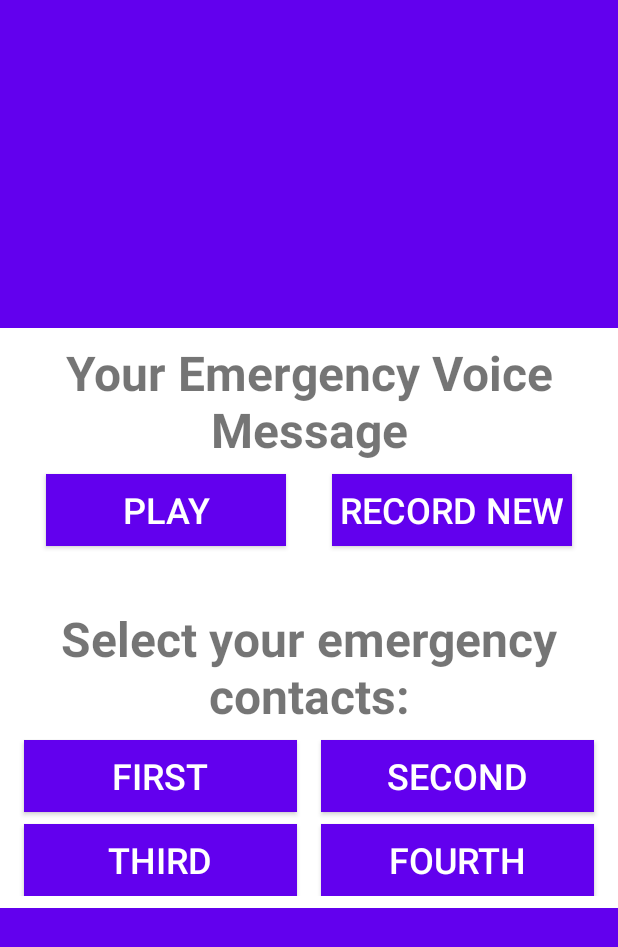
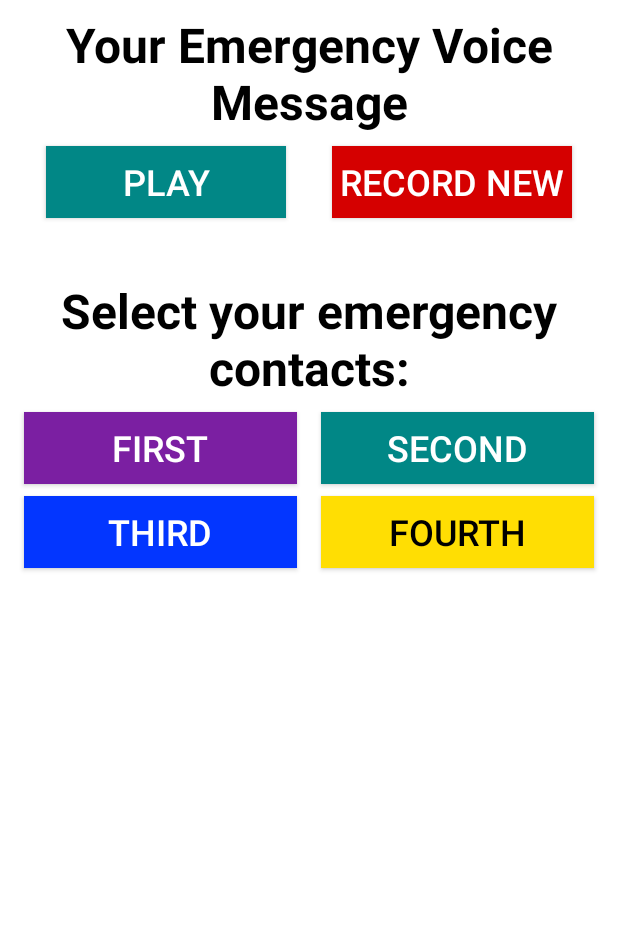
Before and after one commit to msahil432/click_away, an Android app: the layout fragment_contact_details.xml on its own in the app's theme, with its tools: preview values and no code run, on a phone screen of 412 x 824 dp. Shown: the top 947 px of the screen. Run offline under Robolectric (Android 15) with nearby library versions, the phone set to English and light mode, and no system bars.

Commit message:
Some house cleaning and theme-ing

```diff
--- a/app/build.gradle
+++ b/app/build.gradle
@@ -6,8 +6,8 @@ android {
         applicationId "msahil432.click_away"
         minSdkVersion 17
         targetSdkVersion 27
-        versionCode 12
-        versionName "0.2.2"
+        versionCode 20
+        versionName "0.3.0"
         vectorDrawables.useSupportLibrary = true
     }
     buildTypes {
--- a/app/src/main/AndroidManifest.xml
+++ b/app/src/main/AndroidManifest.xml
@@ -13,9 +13,6 @@
     <uses-permission android:name="android.permission.INTERNET" />
     <uses-permission android:name="android.permission.READ_EXTERNAL_STORAGE" />
     <uses-permission android:name="android.permission.WRITE_EXTERNAL_STORAGE" />
-    <uses-permission
-        android:name="android.permission.WRITE_SETTINGS"
-        tools:ignore="ProtectedPermissions" />
 
     <application
         android:name=".extras.MyApplication"
@@ -50,7 +47,7 @@
         <service
             android:name=".connections.MyGPSLocService"
             android:exported="true"
-            android:process=".my_gps_loc_service" />
+            android:process="msahil432.click_away.gps_service" />
         <activity
             android:name=".settingsActivity.SettingsActivity"
             android:theme="@style/Theme.AppCompat.Light.DarkActionBar" />
--- a/app/src/main/java/msahil432/click_away/SplashActivity.java
+++ b/app/src/main/java/msahil432/click_away/SplashActivity.java
@@ -25,8 +25,8 @@ public class SplashActivity extends AppCompatActivity {
 
     @Override
     public void onCreate(Bundle savedInstanceState) {
+        Thread.currentThread().setUncaughtExceptionHandler(new MyExceptionHandler(this));
         super.onCreate(savedInstanceState);
-        Thread.setDefaultUncaughtExceptionHandler(new MyExceptionHandler(this));
         requestWindowFeature(Window.FEATURE_NO_TITLE);
         setContentView(R.layout.activity_splash);
         startService(new Intent(this, MyGPSLocService.class));
--- a/app/src/main/java/msahil432/click_away/connections/MyGPSLocService.java
+++ b/app/src/main/java/msahil432/click_away/connections/MyGPSLocService.java
@@ -89,18 +89,18 @@ public class MyGPSLocService extends Service {
     }
 
     private void sendLocation(Location location){
-        Report(TAG, "new location received");
         LocationData locData = new LocationData(
                 location.getLatitude(),
                 location.getLongitude(),
                 location.getAltitude());
-        EventBus.getDefault().post(locData);
         MyApplication.LastLocation lastLocation =
                 MyApplication.getLastLocation(getApplicationContext());
         if (lastLocation.getLastLocatino().equals(locData)) {
-            Report(TAG, "new location received, but it is same as last one");
+            Report(TAG, "a location update received, but it is same as last one");
             return;
         }
+        Report(TAG, "new location received");
+        EventBus.getDefault().post(locData);
         lastLocation.setLastLocation(locData);
         (new FetchAndSaveWorker(locData)).doWork(getApplicationContext());
     }
--- a/app/src/main/java/msahil432/click_away/extras/MyApplication.java
+++ b/app/src/main/java/msahil432/click_away/extras/MyApplication.java
@@ -21,7 +21,7 @@ import msahil432.click_away.connections.MyGPSLocService;
 
 public class MyApplication extends Application {
 
-    public static boolean DEBUG_ON = false;
+    public static boolean DEBUG_ON = true;
     public static void Report(String location, String description, Throwable... t){
         if(!DEBUG_ON)   return;
         Log.e("TAG", location+": "+description);
--- a/app/src/main/java/msahil432/click_away/intro/fragments/WelcomeAndTcFragment.java
+++ b/app/src/main/java/msahil432/click_away/intro/fragments/WelcomeAndTcFragment.java
@@ -27,7 +27,7 @@ public class WelcomeAndTcFragment extends Fragment {
 
     @OnClick(R.id.privacy_policy_btn)
     public void showPrivacyPolicy(){
-        Uri uri = Uri.parse(getString(R.string.privacy_policy));
+        Uri uri = Uri.parse("https://api.msahil432.com/privacy-policy/clickaway");
         Intent intent = new Intent(Intent.ACTION_VIEW);
         intent.setData(uri);
         startActivity(intent);
--- a/app/src/main/java/msahil432/click_away/mainActivity/MainActivity.java
+++ b/app/src/main/java/msahil432/click_away/mainActivity/MainActivity.java
@@ -46,8 +46,8 @@ public class MainActivity extends AppCompatActivity {
 
     @Override
     protected void onCreate(Bundle savedInstanceState) {
+        Thread.currentThread().setUncaughtExceptionHandler(new MyExceptionHandler(this));
         super.onCreate(savedInstanceState);
-        Thread.setDefaultUncaughtExceptionHandler(new MyExceptionHandler(this));
         requestWindowFeature(Window.FEATURE_NO_TITLE);
         EventBus.getDefault().register(this);
         setContentView(R.layout.activity_main);
--- a/app/src/main/res/layout/fragment_contact_details.xml
+++ b/app/src/main/res/layout/fragment_contact_details.xml
@@ -1,15 +1,11 @@
-<RelativeLayout
+<android.support.constraint.ConstraintLayout
     xmlns:android="http://schemas.android.com/apk/res/android"
     xmlns:app="http://schemas.android.com/apk/res-auto"
+    android:layout_width="match_parent"
     android:layout_height="match_parent"
-    android:layout_width="match_parent"
-    android:background="@color/colorPrimary">
-<android.support.constraint.ConstraintLayout
-    android:layout_width="match_parent"
-    android:layout_height="wrap_content"
-    android:layout_centerInParent="true"
-    android:padding="8dp"
-    android:background="@color/white">
+    android:layout_gravity="center"
+    android:background="@color/white"
+    android:padding="8dp">
     <android.support.v7.widget.AppCompatTextView
         android:id="@+id/helpsoundtext"
         android:layout_width="wrap_content"
@@ -18,6 +14,7 @@
         android:gravity="center"
         android:text="@string/your_emergency_voice_message"
         android:textSize="32sp"
+        android:textColor="@color/text_black"
         android:textStyle="bold"
         app:layout_constraintEnd_toEndOf="parent"
         app:layout_constraintStart_toStartOf="parent"
@@ -30,7 +27,7 @@
         android:layout_marginStart="16dp"
         android:layout_marginTop="16dp"
         android:layout_margin="8dp"
-        android:background="@color/colorPrimary"
+        android:background="@color/drug_store"
         android:text="@string/play"
         android:textColor="@color/white"
         android:textSize="24sp"
@@ -47,7 +44,7 @@
         android:layout_margin="8dp"
         android:layout_marginTop="16dp"
         android:layout_marginEnd="16dp"
-        android:background="@color/colorPrimary"
+        android:background="@color/red"
         android:text="@string/record_new"
         android:textColor="@color/white"
         android:textSize="24sp"
@@ -62,6 +59,7 @@
         android:layout_height="wrap_content"
         android:layout_marginTop="40dp"
         android:gravity="center"
+        android:textColor="@color/text_black"
         android:text="@string/emergency_contacts"
         android:textSize="32sp"
         android:textStyle="bold"
@@ -76,7 +74,7 @@
         android:layout_margin="8dp"
         android:layout_marginStart="16dp"
         android:layout_marginTop="8dp"
-        android:background="@color/colorPrimary"
+        android:background="@color/sos_color"
         android:text="@string/first"
         android:textColor="@color/white"
         android:textSize="24sp"
@@ -93,7 +91,7 @@
         android:layout_margin="8dp"
         android:layout_marginTop="8dp"
         android:layout_marginEnd="16dp"
-        android:background="@color/colorPrimary"
+        android:background="@color/drug_store"
         android:text="@string/second"
         android:textColor="@color/white"
         android:textSize="24sp"
@@ -108,7 +106,7 @@
         android:layout_height="wrap_content"
         android:layout_marginStart="16dp"
         android:layout_marginTop="16dp"
-        android:background="@color/colorPrimary"
+        android:background="@color/blood_bank_color"
         android:text="@string/third"
         android:textColor="@color/white"
         android:textSize="24sp"
@@ -125,9 +123,9 @@
         android:layout_height="wrap_content"
         android:layout_marginTop="16dp"
         android:layout_marginEnd="16dp"
-        android:background="@color/colorPrimary"
+        android:background="@color/hospital_color"
         android:text="@string/fourth"
-        android:textColor="@color/white"
+        android:textColor="@color/text_black"
         android:layout_margin="8dp"
         android:textSize="24sp"
         app:layout_constraintEnd_toEndOf="parent"
@@ -135,4 +133,3 @@
         app:layout_constraintStart_toEndOf="@+id/contact3"
         app:layout_constraintTop_toBottomOf="@+id/contact2" />
 </android.support.constraint.ConstraintLayout>
-</RelativeLayout>
--- a/app/src/main/res/layout/fragment_personal_details.xml
+++ b/app/src/main/res/layout/fragment_personal_details.xml
@@ -28,6 +28,7 @@
             android:layout_width="match_parent"
             android:layout_height="wrap_content"
             android:layout_margin="2dp"
+            app:mtf_backgroundColor="@color/colorAccent"
             app:mtf_labelColor="@color/text_black">
             <android.support.v7.widget.AppCompatEditText
                 android:autofillHints="@string/name"
@@ -43,6 +44,7 @@
             android:layout_width="match_parent"
             android:layout_height="wrap_content"
             android:layout_margin="2dp"
+            app:mtf_backgroundColor="@color/colorAccent"
             app:mtf_labelColor="@color/text_black">
             <android.support.v7.widget.AppCompatEditText
                 android:autofillHints="@string/age"
@@ -58,6 +60,7 @@
             android:layout_width="match_parent"
             android:layout_height="wrap_content"
             android:layout_margin="2dp"
+            app:mtf_backgroundColor="@color/colorAccent"
             app:mtf_labelColor="@color/text_black">
             <android.support.v7.widget.AppCompatEditText
                 android:autofillHints="@string/blood_group"
@@ -73,6 +76,7 @@
             android:layout_width="match_parent"
             android:layout_height="wrap_content"
             android:layout_margin="2dp"
+            app:mtf_backgroundColor="@color/colorAccent"
             app:mtf_labelColor="@color/text_black">
             <android.support.v7.widget.AppCompatEditText
                 android:autofillHints="@string/allergies"
@@ -88,6 +92,7 @@
             android:layout_width="match_parent"
             android:layout_height="wrap_content"
             android:layout_margin="2dp"
+            app:mtf_backgroundColor="@color/colorAccent"
             app:mtf_labelColor="@color/text_black">
             <android.support.v7.widget.AppCompatEditText
                 android:autofillHints="@string/current_medications"
--- a/app/src/main/res/values/colors.xml
+++ b/app/src/main/res/values/colors.xml
@@ -1,7 +1,7 @@
 <?xml version="1.0" encoding="utf-8"?>
 <resources>
     <color name="colorPrimary">#6200EE</color>
-    <color name="colorPrimaryDark">#3700B3</color>
+    <color name="colorPrimaryDark">#03DAC5</color>
     <color name="colorAccent">#03DAC5</color>
     <color name="white">#FFFFFF</color>
     <color name="red">#d50000</color>
--- a/app/src/main/res/values/strings.xml
+++ b/app/src/main/res/values/strings.xml
@@ -17,9 +17,7 @@
         <b> 4. Phone :      </b>To access Mobile Network and WiFi based location, this helps in getting GPS results faster.\n
         <b> 5. Audio :      </b>To enable you to record your own Emergency Message.\n
         <b> 6. Storage :    </b>To store your recorded message on the device.\n
-        <b> 7. Write System Settings :</b>To control brightness while showing Help Dialog.\n
     </string>
-    <string name="privacy_policy">https://docs.google.com/document/d/1etloEvZLytV1Xkjugk_4njgn7s8e_aXlXTF32HWn1Wo/</string>
     <string name="name">Name:</string>
     <string name="age">Age:</string>
     <string name="allergies">Allergies:</string>
```
Also changed, not shown: app/src/main/java/msahil432/click_away/intro/IntroActivity.java (+8 -9 lines), app/src/main/java/msahil432/click_away/listActivity/base/BaseActivity.java (+19 -0 lines), app/src/main/java/msahil432/click_away/settingsActivity/SettingsActivity.java (+12 -1 lines), 1 other file.
